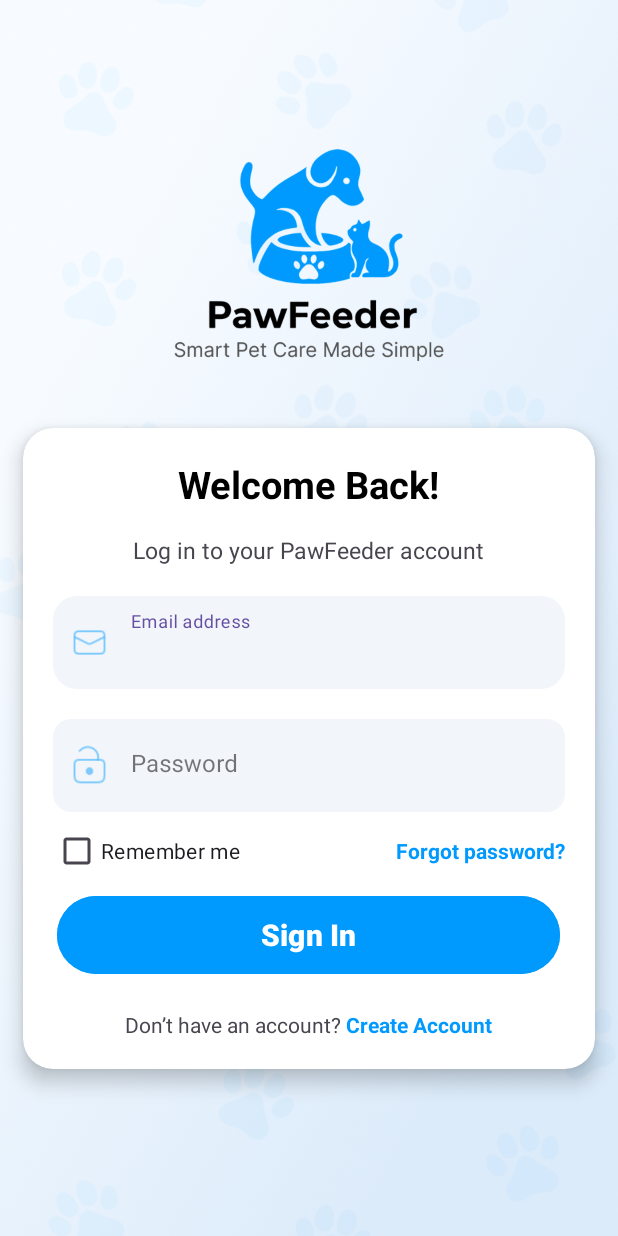
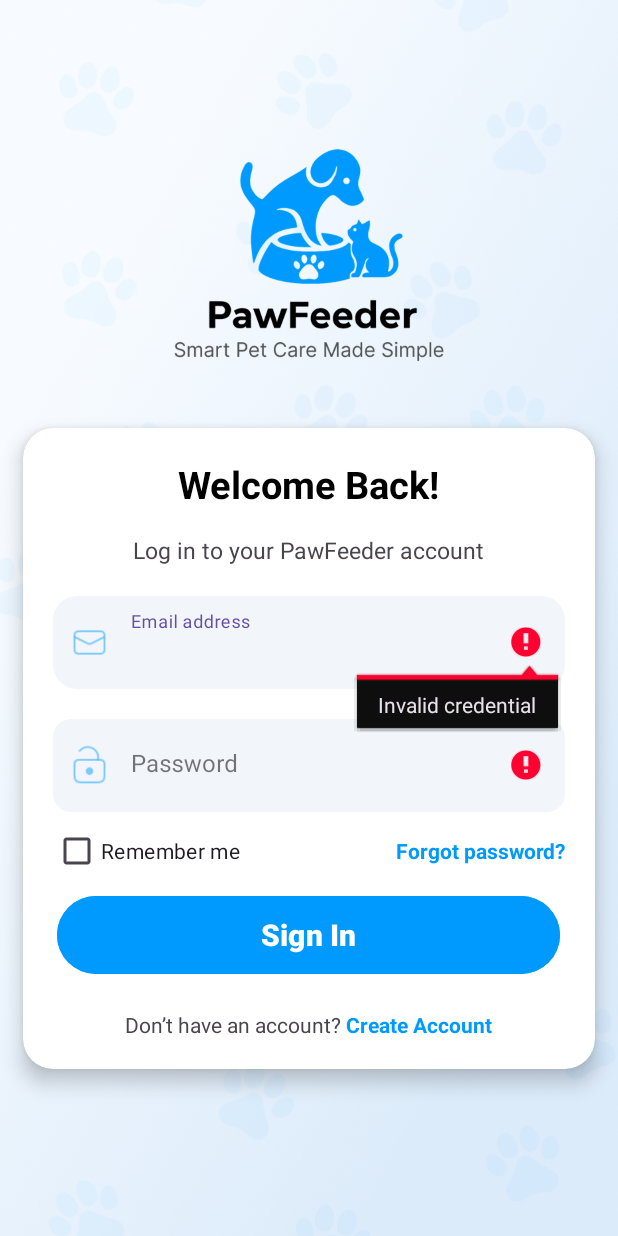
Before and after one commit to jovinjuan/PawFeeder, an Android app: the screen it shows after launch (LoginActivity), after a tap on "Sign In", on a phone screen of 412 x 824 dp. Run offline under Robolectric (Android 15) with nearby library versions, the phone set to English and light mode, and no system bars; our stand-ins replace Firebase (no records; nobody signed in at launch, a user with empty details on screens opened directly).

Commit message:
Penambahan validasi pada login & register

```diff
--- a/app/src/main/java/com/uph23/edu/pawfeeder/ForgotPasswordActiviy.java
+++ b/app/src/main/java/com/uph23/edu/pawfeeder/ForgotPasswordActiviy.java
@@ -79,6 +79,7 @@ public class ForgotPasswordActiviy extends AppCompatActivity {
 
                     } else {
                         edtEmail.setError("Email tidak terdaftar!");
+                        edtEmail.setText("");
                     }
                 });
     }
--- a/app/src/main/java/com/uph23/edu/pawfeeder/LoginActivity.java
+++ b/app/src/main/java/com/uph23/edu/pawfeeder/LoginActivity.java
@@ -91,6 +91,13 @@ public class LoginActivity extends AppCompatActivity {
                         } else {
                             // If sign in fails, display a message to the user.
                             Log.w("L", "Login:failure", task.getException());
+                            // SET ERROR
+                            edtEmail.setError("Invalid credential");
+                            edtPassword.setError("Invalid credential");
+
+                            // CLEAR TEXT
+                            edtEmail.setText("");
+                            edtPassword.setText("");
                         }
                     }
                 });
```
Also changed, not shown: app/src/main/java/com/uph23/edu/pawfeeder/RegisterActivity.java (+41 -1 lines).
